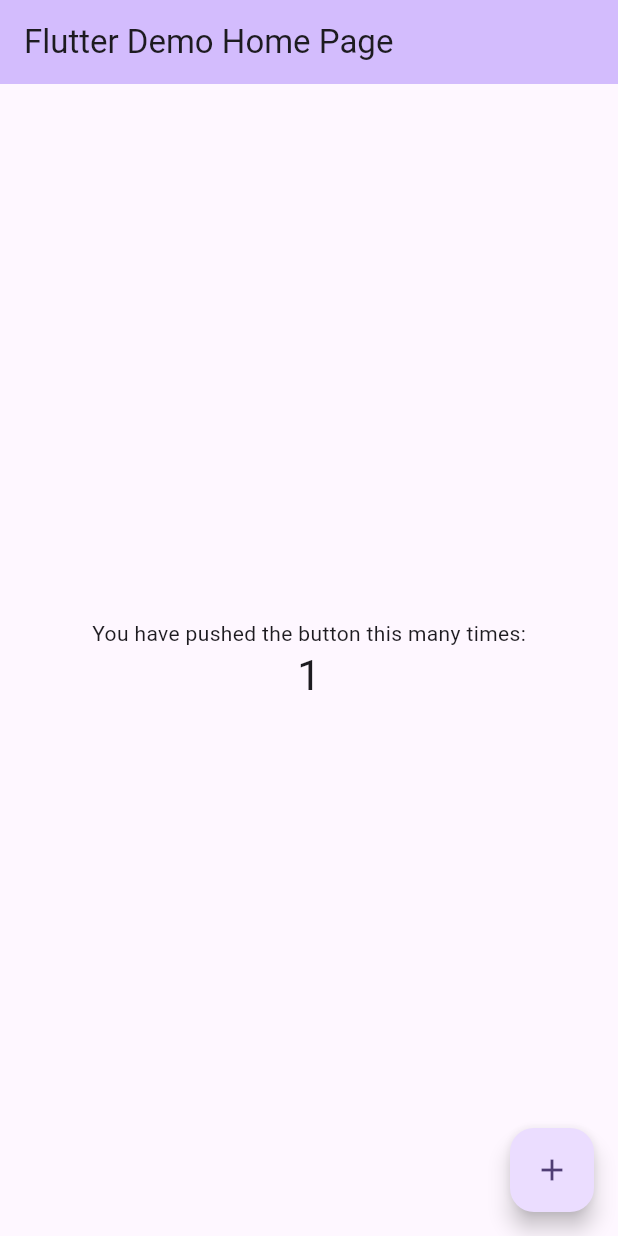
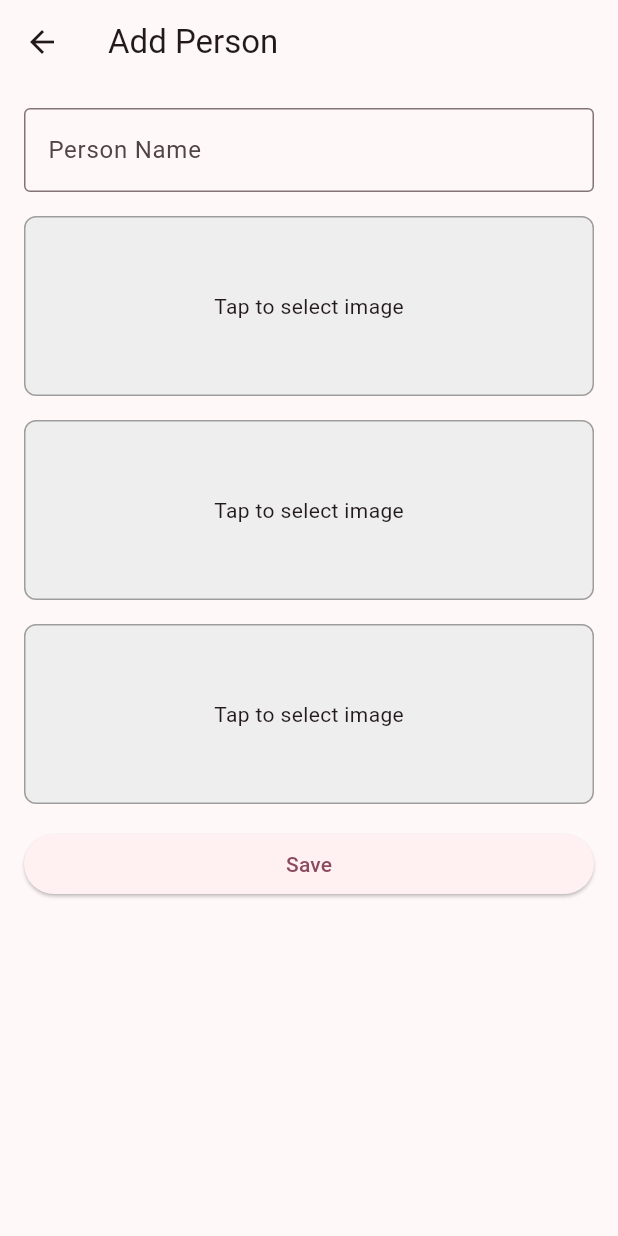
Before and after one commit to Aquietkid/nok, a Flutter app: the screen it shows after launch, after a tap on the "add" icon, on a phone screen of 412 x 824 dp. Run offline on Flutter 3.47's test engine with Material 3 defaults, Android fonts, the light colour scheme and no system bars; our stand-ins replace image_picker; network calls fail.

Commit message:
Signin, Signup, home, add person, person detail screen UI

```diff
--- a/nok_mobile_app/lib/main.dart
+++ b/nok_mobile_app/lib/main.dart
@@ -1,4 +1,7 @@
 import 'package:flutter/material.dart';
+import 'package:nok_mobile_app/screens/home_screen.dart';
+import 'package:nok_mobile_app/screens/signin_screen.dart';
+import 'package:nok_mobile_app/screens/signup_screen.dart';
 
 void main() {
   runApp(const MyApp());
@@ -7,116 +10,20 @@ void main() {
 class MyApp extends StatelessWidget {
   const MyApp({super.key});
 
-  // This widget is the root of your application.
   @override
   Widget build(BuildContext context) {
     return MaterialApp(
-      title: 'Flutter Demo',
+      title: 'Nok',
+      debugShowCheckedModeBanner: false,
       theme: ThemeData(
-        // This is the theme of your application.
-        //
-        // TRY THIS: Try running your application with "flutter run". You'll see
-        // the application has a purple toolbar. Then, without quitting the app,
-        // try changing the seedColor in the colorScheme below to Colors.green
-        // and then invoke "hot reload" (save your changes or press the "hot
-        // reload" button in a Flutter-supported IDE, or press "r" if you used
-        // the command line to start the app).
-        //
-        // Notice that the counter didn't reset back to zero; the application
-        // state is not lost during the reload. To reset the state, use hot
-        // restart instead.
-        //
-        // This works for code too, not just values: Most code changes can be
-        // tested with just a hot reload.
-        colorScheme: ColorScheme.fromSeed(seedColor: Colors.deepPurple),
+        colorScheme: ColorScheme.fromSeed(seedColor: Colors.black),
       ),
-      home: const MyHomePage(title: 'Flutter Demo Home Page'),
+      initialRoute: '/home',
+      routes: {
+        '/home': (context) => const HomeScreen(),
+        '/signin': (context) => const SignInScreen(),
+        '/signup': (context) => const SignUpScreen(),
+      },
     );
   }
 }
-
-class MyHomePage extends StatefulWidget {
-  const MyHomePage({super.key, required this.title});
-
-  // This widget is the home page of your application. It is stateful, meaning
-  // that it has a State object (defined below) that contains fields that affect
-  // how it looks.
-
-  // This class is the configuration for the state. It holds the values (in this
-  // case the title) provided by the parent (in this case the App widget) and
-  // used by the build method of the State. Fields in a Widget subclass are
-  // always marked "final".
-
-  final String title;
-
-  @override
-  State<MyHomePage> createState() => _MyHomePageState();
-}
-
-class _MyHomePageState extends State<MyHomePage> {
-  int _counter = 0;
-
-  void _incrementCounter() {
-    setState(() {
-      // This call to setState tells the Flutter framework that something has
-      // changed in this State, which causes it to rerun the build method below
-      // so that the display can reflect the updated values. If we changed
-      // _counter without calling setState(), then the build method would not be
-      // called again, and so nothing would appear to happen.
-      _counter++;
-    });
-  }
-
-  @override
-  Widget build(BuildContext context) {
-    // This method is rerun every time setState is called, for instance as done
-    // by the _incrementCounter method above.
-    //
-    // The Flutter framework has been optimized to make rerunning build methods
-    // fast, so that you can just rebuild anything that needs updating rather
-    // than having to individually change instances of widgets.
-    return Scaffold(
-      appBar: AppBar(
-        // TRY THIS: Try changing the color here to a specific color (to
-        // Colors.amber, perhaps?) and trigger a hot reload to see the AppBar
-        // change color while the other colors stay the same.
-        backgroundColor: Theme.of(context).colorScheme.inversePrimary,
-        // Here we take the value from the MyHomePage object that was created by
-        // the App.build method, and use it to set our appbar title.
-        title: Text(widget.title),
-      ),
-      body: Center(
-        // Center is a layout widget. It takes a single child and positions it
-        // in the middle of the parent.
-        child: Column(
-          // Column is also a layout widget. It takes a list of children and
-          // arranges them vertically. By default, it sizes itself to fit its
-          // children horizontally, and tries to be as tall as its parent.
-          //
-          // Column has various properties to control how it sizes itself and
-          // how it positions its children. Here we use mainAxisAlignment to
-          // center the children vertically; the main axis here is the vertical
-          // axis because Columns are vertical (the cross axis would be
-          // horizontal).
-          //
-          // TRY THIS: Invoke "debug painting" (choose the "Toggle Debug Paint"
-          // action in the IDE, or press "p" in the console), to see the
-          // wireframe for each widget.
-          mainAxisAlignment: MainAxisAlignment.center,
-          children: <Widget>[
-            const Text('You have pushed the button this many times:'),
-            Text(
-              '$_counter',
-              style: Theme.of(context).textTheme.headlineMedium,
-            ),
-          ],
-        ),
-      ),
-      floatingActionButton: FloatingActionButton(
-        onPressed: _incrementCounter,
-        tooltip: 'Increment',
-        child: const Icon(Icons.add),
-      ), // This trailing comma makes auto-formatting nicer for build methods.
-    );
-  }
-}
--- /dev/null
+++ b/nok_mobile_app/lib/screens/add_person_screen.dart
@@ -0,0 +1,99 @@
+import 'dart:io';
+import 'package:flutter/material.dart';
+import 'package:image_picker/image_picker.dart';
+import 'home_screen.dart';
+
+class AddPersonScreen extends StatefulWidget {
+  const AddPersonScreen({Key? key}) : super(key: key);
+
+  @override
+  State<AddPersonScreen> createState() => _AddPersonScreenState();
+}
+
+class _AddPersonScreenState extends State<AddPersonScreen> {
+  final _nameController = TextEditingController();
+  final List<File?> _images = List.filled(imageCountPerPerson, null);
+
+  final ImagePicker _picker = ImagePicker();
+
+  Future<void> _pickImage(int index) async {
+    try {
+      final XFile? pickedFile = await _picker.pickImage(
+        source: ImageSource.gallery,
+      );
+      if (pickedFile != null) {
+        setState(() {
+          _images[index] = File(pickedFile.path);
+        });
+      }
+    } catch (e) {
+      ScaffoldMessenger.of(
+        context,
+      ).showSnackBar(SnackBar(content: Text("Error picking image: $e")));
+    }
+  }
+
+  void _savePerson() {
+    if (_nameController.text.isEmpty || _images.any((img) => img == null)) {
+      ScaffoldMessenger.of(
+        context,
+      ).showSnackBar(const SnackBar(content: Text("Please fill all fields")));
+      return;
+    }
+
+    final newPerson = Person(
+      name: _nameController.text,
+      // For now, just storing file paths. Later you’ll replace this with uploaded URLs.
+      images: _images.map((file) => file!.path).toList(),
+    );
+
+    Navigator.pop(context, newPerson);
+  }
+
+  @override
+  void dispose() {
+    _nameController.dispose();
+    super.dispose();
+  }
+
+  @override
+  Widget build(BuildContext context) {
+    return Scaffold(
+      appBar: AppBar(title: const Text("Add Person")),
+      body: Padding(
+        padding: const EdgeInsets.all(16.0),
+        child: ListView(
+          children: [
+            TextField(
+              controller: _nameController,
+              decoration: const InputDecoration(
+                labelText: "Person Name",
+                border: OutlineInputBorder(),
+              ),
+            ),
+            const SizedBox(height: 16),
+            for (int i = 0; i < imageCountPerPerson; i++) ...[
+              GestureDetector(
+                onTap: () => _pickImage(i),
+                child: Container(
+                  height: 120,
+                  decoration: BoxDecoration(
+                    border: Border.all(color: Colors.grey),
+                    borderRadius: BorderRadius.circular(8),
+                    color: Colors.grey.shade200,
+                  ),
+                  child:
+                      _images[i] != null
+                          ? Image.file(_images[i]!, fit: BoxFit.cover)
+                          : const Center(child: Text("Tap to select image")),
+                ),
+              ),
+              const SizedBox(height: 16),
+            ],
+            ElevatedButton(onPressed: _savePerson, child: const Text("Save")),
+          ],
+        ),
+      ),
+    );
+  }
+}
--- /dev/null
+++ b/nok_mobile_app/lib/screens/home_screen.dart
@@ -0,0 +1,115 @@
+import 'package:flutter/material.dart';
+import 'person_detail_screen.dart';
+import 'add_person_screen.dart';
+
+const int imageCountPerPerson = 3;
+
+class HomeScreen extends StatefulWidget {
+  const HomeScreen({Key? key}) : super(key: key);
+
+  @override
+  State<HomeScreen> createState() => _HomeScreenState();
+}
+
+class Person {
+  final String name;
+  final List<String> images;
+
+  Person({required this.name, required this.images});
+}
+
+class _HomeScreenState extends State<HomeScreen> {
+  List<Person> persons = [
+    Person(
+      name: "John Doe",
+      images: [
+        "https://picsum.photos/id/101/300/300",
+        "https://picsum.photos/id/102/300/300",
+        "https://picsum.photos/id/103/300/300",
+      ],
+    ),
+    Person(
+      name: "Jane Smith",
+      images: [
+        "https://picsum.photos/id/104/300/300",
+        "https://picsum.photos/id/105/300/300",
+        "https://picsum.photos/id/106/300/300",
+      ],
+    ),
+  ];
+
+  void _addPerson(Person person) {
+    setState(() {
+      persons.add(person);
+    });
+  }
+
+  @override
+  Widget build(BuildContext context) {
+    return Scaffold(
+      appBar: AppBar(title: const Text("Persons")),
+      body: GridView.builder(
+        padding: const EdgeInsets.all(12),
+        gridDelegate: const SliverGridDelegateWithFixedCrossAxisCount(
+          crossAxisCount: 2, // 2 items per row
+          crossAxisSpacing: 12,
+          mainAxisSpacing: 12,
+        ),
+        itemCount: persons.length,
+        itemBuilder: (context, index) {
+          final person = persons[index];
+          return GestureDetector(
+            onTap: () {
+              Navigator.push(
+                context,
+                MaterialPageRoute(
+                  builder: (_) => PersonDetailScreen(person: person),
+                ),
+              );
+            },
+            child: Card(
+              clipBehavior: Clip.antiAlias,
+              shape: RoundedRectangleBorder(
+                borderRadius: BorderRadius.circular(12),
+              ),
+              child: Stack(
+                children: [
+                  Image.network(
+                    person.images.first,
+                    fit: BoxFit.cover,
+                    width: double.infinity,
+                    height: double.infinity,
+                  ),
+                  Container(
+                    alignment: Alignment.bottomCenter,
+                    padding: const EdgeInsets.all(6),
+                    color: Colors.black54,
+                    child: Text(
+                      person.name,
+                      style: const TextStyle(
+                        color: Colors.white,
+                        fontWeight: FontWeight.bold,
+                      ),
+                    ),
+                  ),
+                ],
+              ),
+            ),
+          );
+        },
+      ),
+      floatingActionButton: FloatingActionButton(
+        onPressed: () async {
+          final newPerson = await Navigator.push<Person?>(
+            context,
+            MaterialPageRoute(builder: (_) => const AddPersonScreen()),
+          );
+          if (newPerson != null) {
+            _addPerson(newPerson);
+          }
+        },
+        child: const Icon(Icons.add),
+      ),
+    );
+  }
+}
--- /dev/null
+++ b/nok_mobile_app/lib/screens/person_detail_screen.dart
@@ -0,0 +1,31 @@
+import 'package:flutter/material.dart';
+import 'home_screen.dart';
+
+class PersonDetailScreen extends StatelessWidget {
+  final Person person;
+
+  const PersonDetailScreen({Key? key, required this.person}) : super(key: key);
+
+  @override
+  Widget build(BuildContext context) {
+    return Scaffold(
+      appBar: AppBar(title: Text(person.name)),
+      body: ListView.builder(
+        padding: const EdgeInsets.all(12),
+        itemCount: person.images.length,
+        itemBuilder: (context, index) {
+          return Padding(
+            padding: const EdgeInsets.only(bottom: 12),
+            child: ClipRRect(
+              borderRadius: BorderRadius.circular(12),
+              child: Image.network(
+                person.images[index],
+                fit: BoxFit.cover,
+              ),
+            ),
+          );
+        },
+      ),
+    );
+  }
+}
--- a/nok_mobile_app/pubspec.yaml
+++ b/nok_mobile_app/pubspec.yaml
@@ -30,6 +30,7 @@ environment:
 dependencies:
   flutter:
     sdk: flutter
+  image_picker:
 
   # The following adds the Cupertino Icons font to your application.
   # Use with the CupertinoIcons class for iOS style icons.
```
Also changed, not shown: nok_mobile_app/lib/screens/signin_screen.dart (added, +113 -0 lines), nok_mobile_app/lib/screens/signup_screen.dart (added, +125 -0 lines), nok_mobile_app/pubspec.lock, 5 other files.
